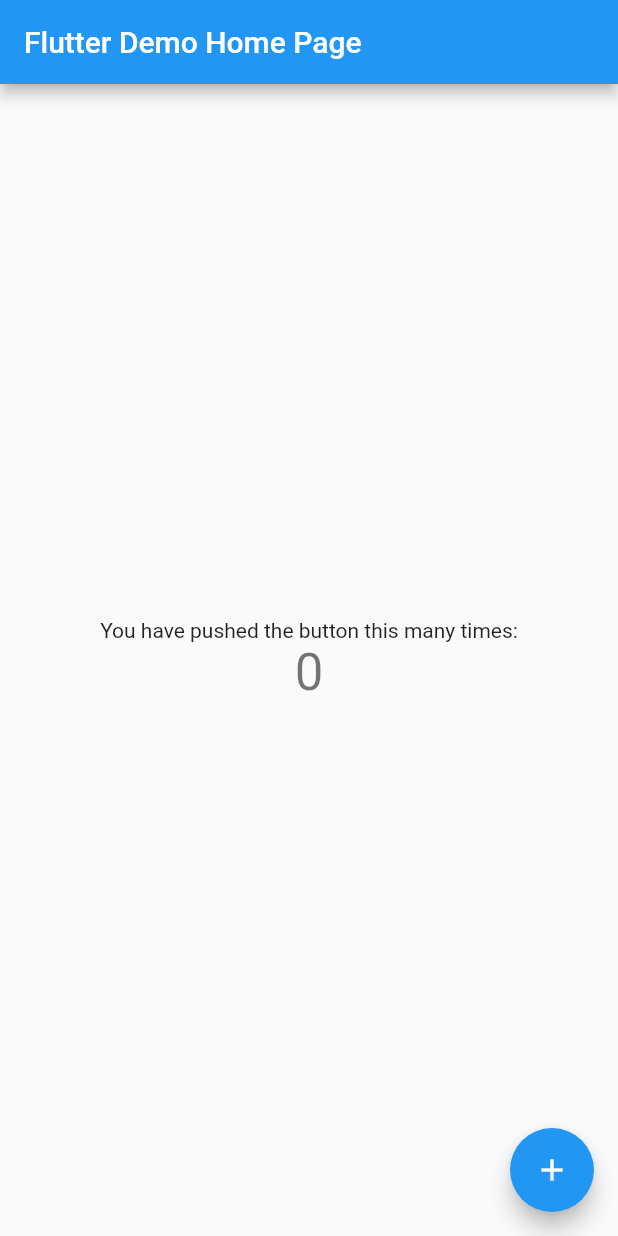
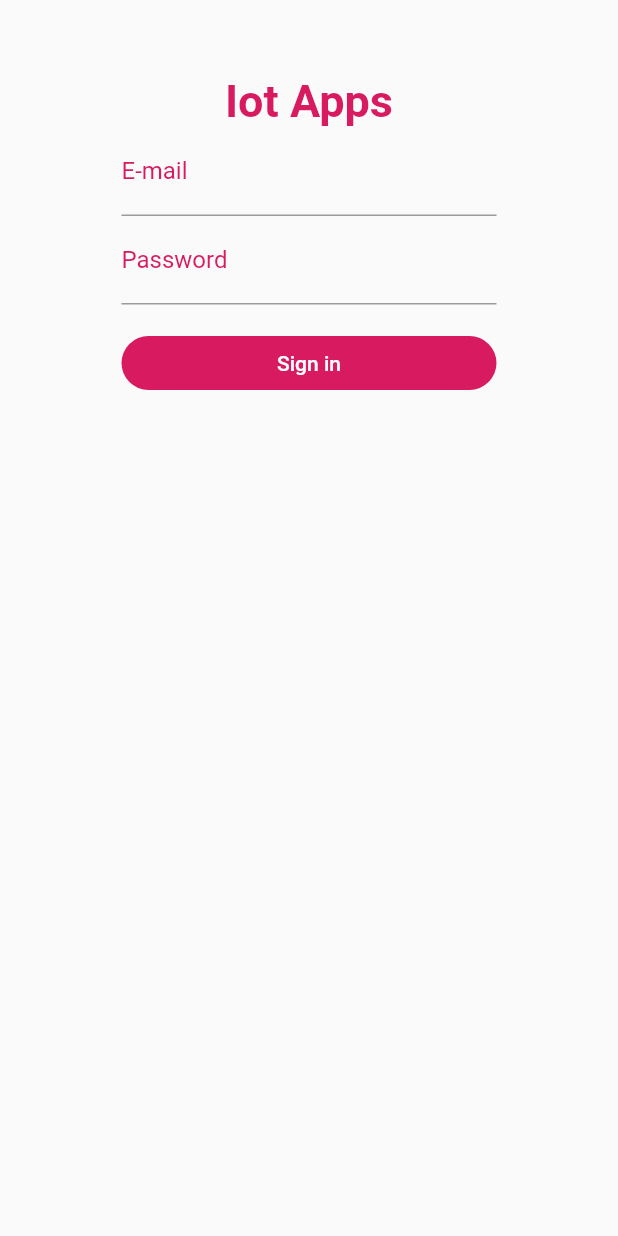
Before and after one commit to Mareeya8541/iot, a Flutter app: the screen it shows after launch, on a phone screen of 412 x 824 dp. Run offline on Flutter 3.47's test engine with Material 2 defaults, Android fonts, the phone set to English and light mode, and no system bars.

Commit message:
login View Complted

```diff
--- a/lib/main.dart
+++ b/lib/main.dart
@@ -1,111 +1,15 @@
 import 'package:flutter/material.dart';
+import 'package:iot/screen/authen.dart';
 
-void main() => runApp(MyApp());
+void main() {
+  runApp(Myapp());
+}
 
-class MyApp extends StatelessWidget {
-  // This widget is the root of your application.
+class Myapp extends StatelessWidget {
   @override
   Widget build(BuildContext context) {
     return MaterialApp(
-      title: 'Flutter Demo',
-      theme: ThemeData(
-        // This is the theme of your application.
-        //
-        // Try running your application with "flutter run". You'll see the
-        // application has a blue toolbar. Then, without quitting the app, try
-        // changing the primarySwatch below to Colors.green and then invoke
-        // "hot reload" (press "r" in the console where you ran "flutter run",
-        // or simply save your changes to "hot reload" in a Flutter IDE).
-        // Notice that the counter didn't reset back to zero; the application
-        // is not restarted.
-        primarySwatch: Colors.blue,
-      ),
-      home: MyHomePage(title: 'Flutter Demo Home Page'),
+      home: Authen(),
     );
   }
 }
-
-class MyHomePage extends StatefulWidget {
-  MyHomePage({Key key, this.title}) : super(key: key);
-
-  // This widget is the home page of your application. It is stateful, meaning
-  // that it has a State object (defined below) that contains fields that affect
-  // how it looks.
-
-  // This class is the configuration for the state. It holds the values (in this
-  // case the title) provided by the parent (in this case the App widget) and
-  // used by the build method of the State. Fields in a Widget subclass are
-  // always marked "final".
-
-  final String title;
-
-  @override
-  _MyHomePageState createState() => _MyHomePageState();
-}
-
-class _MyHomePageState extends State<MyHomePage> {
-  int _counter = 0;
-
-  void _incrementCounter() {
-    setState(() {
-      // This call to setState tells the Flutter framework that something has
-      // changed in this State, which causes it to rerun the build method below
-      // so that the display can reflect the updated values. If we changed
-      // _counter without calling setState(), then the build method would not be
-      // called again, and so nothing would appear to happen.
-      _counter++;
-    });
-  }
-
-  @override
-  Widget build(BuildContext context) {
-    // This method is rerun every time setState is called, for instance as done
-    // by the _incrementCounter method above.
-    //
-    // The Flutter framework has been optimized to make rerunning build methods
-    // fast, so that you can just rebuild anything that needs updating rather
-    // than having to individually change instances of widgets.
-    return Scaffold(
-      appBar: AppBar(
-        // Here we take the value from the MyHomePage object that was created by
-        // the App.build method, and use it to set our appbar title.
-        title: Text(widget.title),
-      ),
-      body: Center(
-        // Center is a layout widget. It takes a single child and positions it
-        // in the middle of the parent.
-        child: Column(
-          // Column is also a layout widget. It takes a list of children and
-          // arranges them vertically. By default, it sizes itself to fit its
-          // children horizontally, and tries to be as tall as its parent.
-          //
-          // Invoke "debug painting" (press "p" in the console, choose the
-          // "Toggle Debug Paint" action from the Flutter Inspector in Android
-          // Studio, or the "Toggle Debug Paint" command in Visual Studio Code)
-          // to see the wireframe for each widget.
-          //
-          // Column has various properties to control how it sizes itself and
-          // how it positions its children. Here we use mainAxisAlignment to
-          // center the children vertically; the main axis here is the vertical
-          // axis because Columns are vertical (the cross axis would be
-          // horizontal).
-          mainAxisAlignment: MainAxisAlignment.center,
-          children: <Widget>[
-            Text(
-              'You have pushed the button this many times:',
-            ),
-            Text(
-              '$_counter',
-              style: Theme.of(context).textTheme.display1,
-            ),
-          ],
-        ),
-      ),
-      floatingActionButton: FloatingActionButton(
-        onPressed: _incrementCounter,
-        tooltip: 'Increment',
-        child: Icon(Icons.add),
-      ), // This trailing comma makes auto-formatting nicer for build methods.
-    );
-  }
-}
--- /dev/null
+++ b/lib/screen/authen.dart
@@ -0,0 +1,91 @@
+import 'package:flutter/material.dart';
+import 'package:flutter/material.dart' as prefix0;
+
+class Authen extends StatefulWidget {
+  @override
+  _AuthenState createState() => _AuthenState();
+}
+
+class _AuthenState extends State<Authen> {
+  @override
+  Widget build(BuildContext context) {
+    double amount = 150.0;
+    double size = 250.0;
+
+    Widget emailTextFormFeild() {
+      return Container(
+        width: size,
+        alignment: Alignment.center,
+        child: TextFormField(
+          decoration: InputDecoration(
+              labelText: 'E-mail',
+              hintText: 'abcd@abc.com',
+              labelStyle: TextStyle(color: Colors.pink[600])),
+        ),
+      );
+    }
+
+    Widget passwordTextFormFild() {
+      return Container(
+        alignment: Alignment.center,
+        width: size,
+        child: TextFormField(
+          decoration: InputDecoration(
+              labelText: 'Password',
+              hintText: 'More then 8 charactor',
+              labelStyle: TextStyle(color: Colors.pink[600])),
+        ),
+      );
+    }
+
+    Widget signinButton(BuildContext context) {
+      return Expanded(
+        child: FlatButton(
+          shape: RoundedRectangleBorder(
+            borderRadius: BorderRadius.circular(30.0),
+          ),
+          color: Colors.pink[600],
+          child: Text(
+            'Sign in',
+            style: TextStyle(color: Colors.white),
+          ),
+          onPressed: () {},
+        ),
+      );
+    }
+
+    Widget showName() {
+      return Container(
+        child: Text(
+          'Iot Apps',
+          style: TextStyle(
+              fontSize: 30.0,
+              color: Colors.pink[600],
+              fontWeight: FontWeight.bold),
+        ),
+      );
+    }
+
+    return Scaffold(
+      body: Container(
+        alignment: Alignment(0, -1),
+        padding: EdgeInsets.only(top: 50.0),
+        child: Column(
+          children: <Widget>[
+            showName(),
+            emailTextFormFeild(),
+            passwordTextFormFild(),
+            Container(
+              margin: EdgeInsets.only(top: 15.0),
+              alignment: Alignment.center,
+              width: size,
+              child: Row(
+                children: <Widget>[signinButton(context)],
+              ),
+            )
+          ],
+        ),
+      ),
+    );
+  }
+}
```
